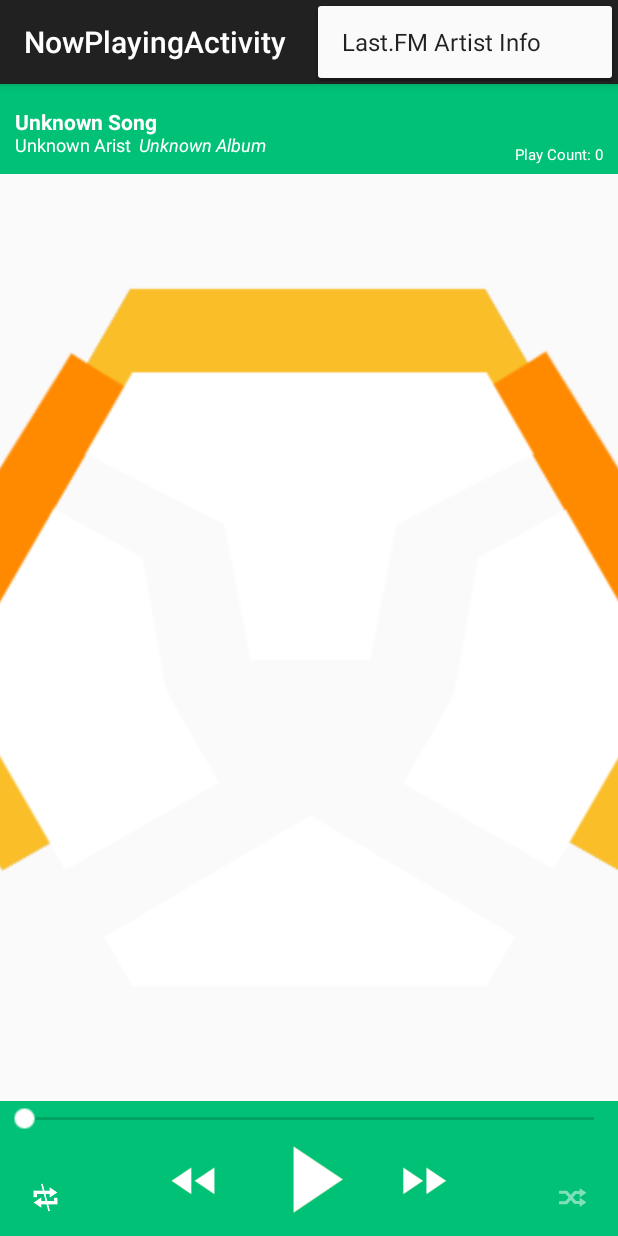
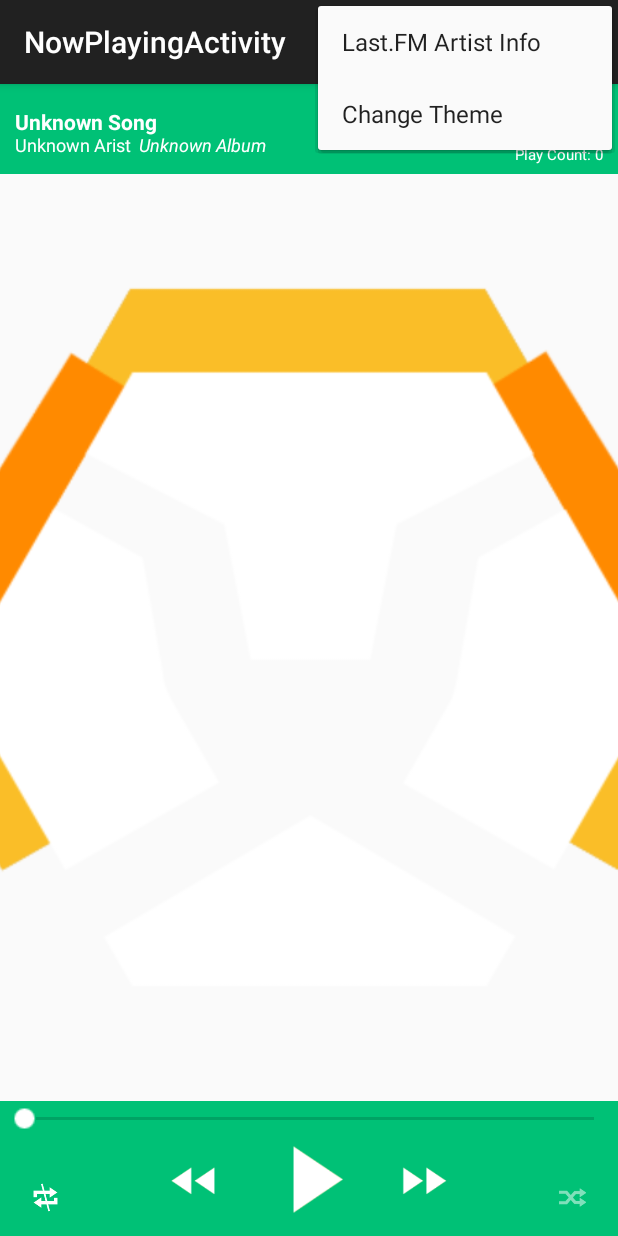
Before and after one commit to ianmcpeek/TuneLion, an Android app: the NowPlayingActivity screen opened directly, with no data from a screen before it, with the options menu open, on a phone screen of 412 x 824 dp. Run offline under Robolectric (Android 15) with nearby library versions, the light colour scheme and no system bars; 4 statements that could not run were skipped.

Commit message:
Set up dialog for color changer

```diff
--- a/app/src/main/res/menu/menu_now_playing.xml
+++ b/app/src/main/res/menu/menu_now_playing.xml
@@ -3,8 +3,13 @@
     xmlns:tools="http://schemas.android.com/tools"
     tools:context="com.huscii.ian.tunelion.NowPlayingActivity">
 
-    <item android:id="@+id/lastfm_artist_info"
+    <item android:id="@+id/lastfmArtistInfo"
         android:title="Last.FM Artist Info"
         android:orderInCategory="100"
         app:showAsAction="never" />
+
+    <item android:id="@+id/themeChanger"
+        android:title="Change Theme"
+        android:orderInCategory="200"
+        android:showAsAction="never"/>
 </menu>
```
Also changed, not shown: app/src/main/java/com/huscii/ian/tunelion/NowPlayingActivity.java (+20 -1 lines).
